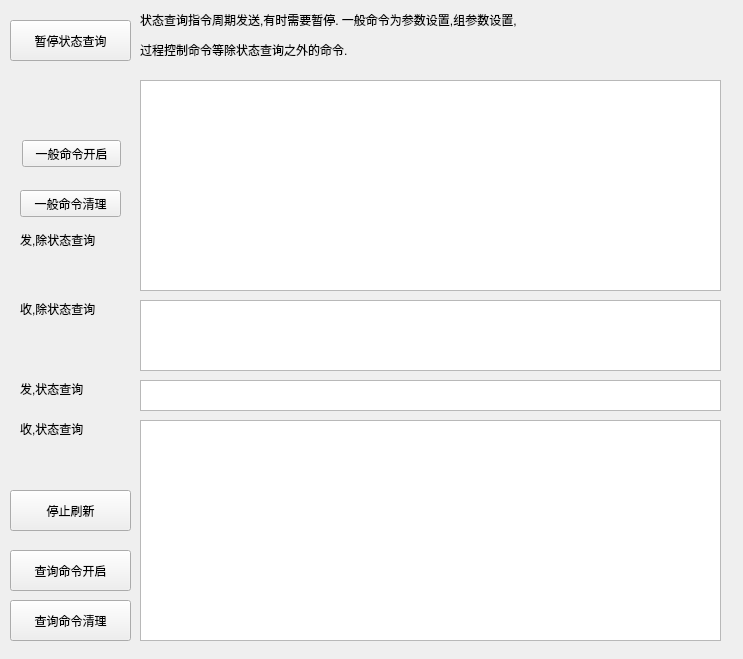
First picture: the form in D_Y17-92_214_TMRemoteInterface/src/TMRemoteInterfaceGUIDlg.ui, repository flimmy78/PlatformModule, before the edit.
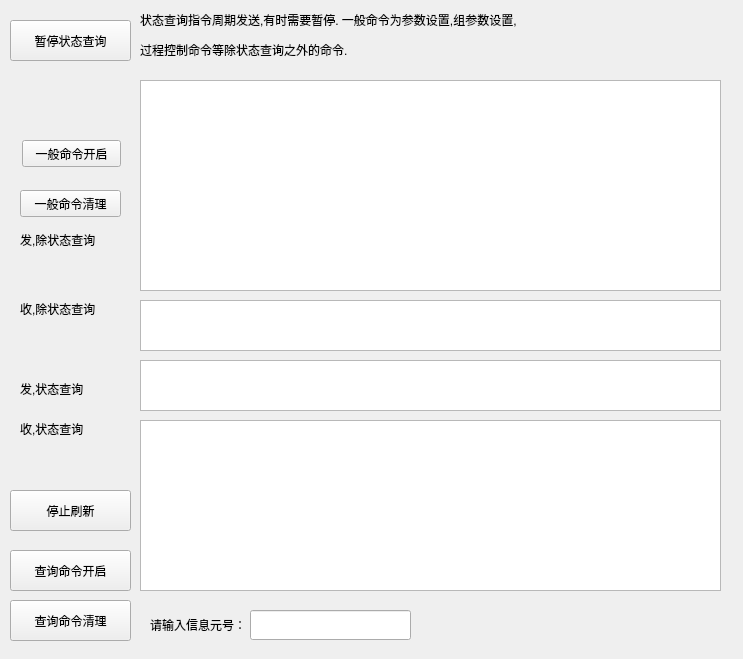
Second picture: the form after the edit.

Diff of the .ui file:
```diff
--- a/D_Y17-92_214_TMRemoteInterface/src/TMRemoteInterfaceGUIDlg.ui
+++ b/D_Y17-92_214_TMRemoteInterface/src/TMRemoteInterfaceGUIDlg.ui
@@ -335,7 +335,7 @@
      <x>140</x>
      <y>420</y>
      <width>581</width>
-     <height>221</height>
+     <height>171</height>
     </rect>
    </property>
   </widget>
@@ -343,9 +343,9 @@
    <property name="geometry">
     <rect>
      <x>140</x>
-     <y>380</y>
+     <y>360</y>
      <width>581</width>
-     <height>31</height>
+     <height>51</height>
     </rect>
    </property>
   </widget>
@@ -391,7 +391,7 @@
      <x>140</x>
      <y>300</y>
      <width>581</width>
-     <height>71</height>
+     <height>51</height>
     </rect>
    </property>
   </widget>
@@ -512,6 +512,32 @@
     <string>停止刷新</string>
    </property>
   </widget>
+  <widget class="QLineEdit" name="lineEdit_searchDS">
+   <property name="geometry">
+    <rect>
+     <x>250</x>
+     <y>610</y>
+     <width>161</width>
+     <height>30</height>
+    </rect>
+   </property>
+   <property name="text">
+    <string/>
+   </property>
+  </widget>
+  <widget class="QLabel" name="label_searchDS">
+   <property name="geometry">
+    <rect>
+     <x>150</x>
+     <y>610</y>
+     <width>101</width>
+     <height>30</height>
+    </rect>
+   </property>
+   <property name="text">
+    <string>请输入信息元号：</string>
+   </property>
+  </widget>
  </widget>
  <resources/>
  <connections/>
```
